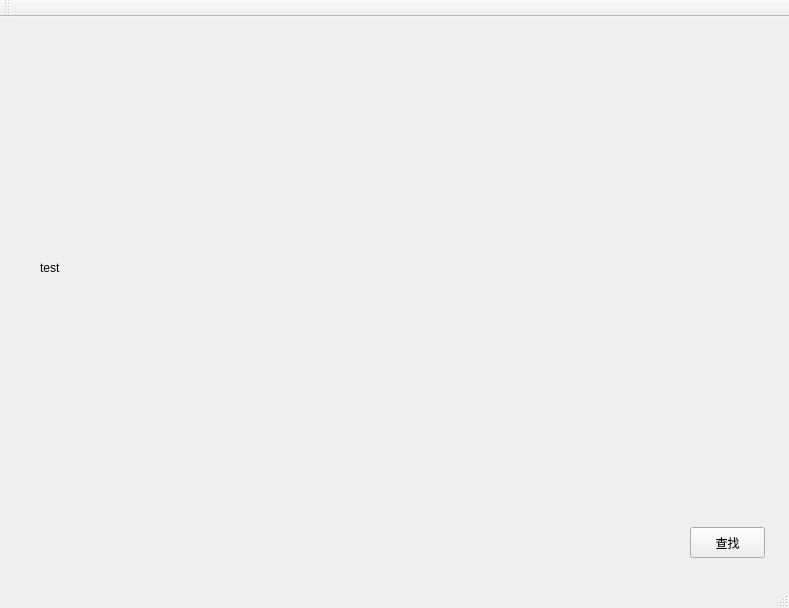
This is QtWidgetsApplication1.ui in l972860692/QtOpenCv as Qt 5 draws it before an edit. The edited form follows.
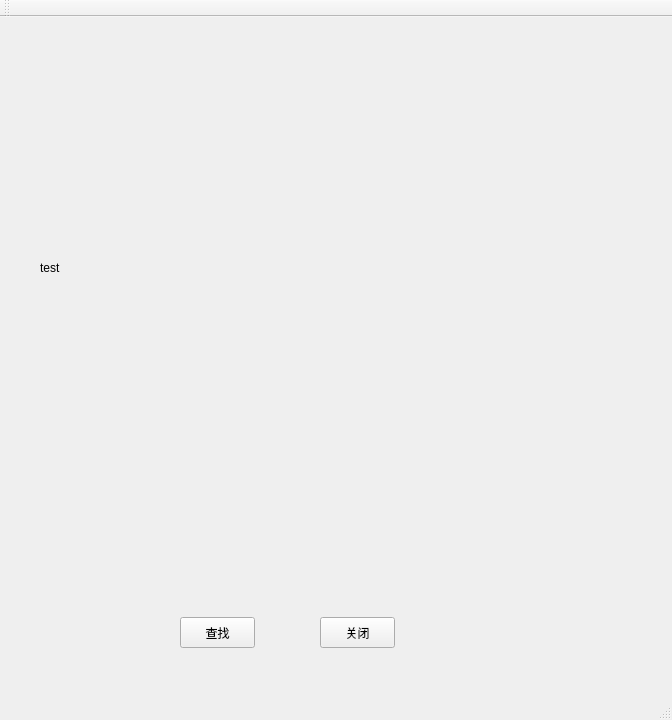
This is the edited form.

```diff
--- a/QtWidgetsApplication1.ui
+++ b/QtWidgetsApplication1.ui
@@ -6,8 +6,8 @@
    <rect>
     <x>0</x>
     <y>0</y>
-    <width>789</width>
-    <height>608</height>
+    <width>672</width>
+    <height>720</height>
    </rect>
   </property>
   <property name="windowTitle">
@@ -30,8 +30,8 @@
    <widget class="QPushButton" name="imagefind">
     <property name="geometry">
      <rect>
-      <x>690</x>
-      <y>510</y>
+      <x>180</x>
+      <y>600</y>
       <width>75</width>
       <height>31</height>
      </rect>
@@ -40,6 +40,19 @@
      <string>查找</string>
     </property>
    </widget>
+   <widget class="QPushButton" name="closevideobtn">
+    <property name="geometry">
+     <rect>
+      <x>320</x>
+      <y>600</y>
+      <width>75</width>
+      <height>31</height>
+     </rect>
+    </property>
+    <property name="text">
+     <string>关闭</string>
+    </property>
+   </widget>
   </widget>
   <widget class="QMenuBar" name="menuBar">
    <property name="geometry">
```
Left out of the diff: 2 changed lines with no effect on the pictures.
